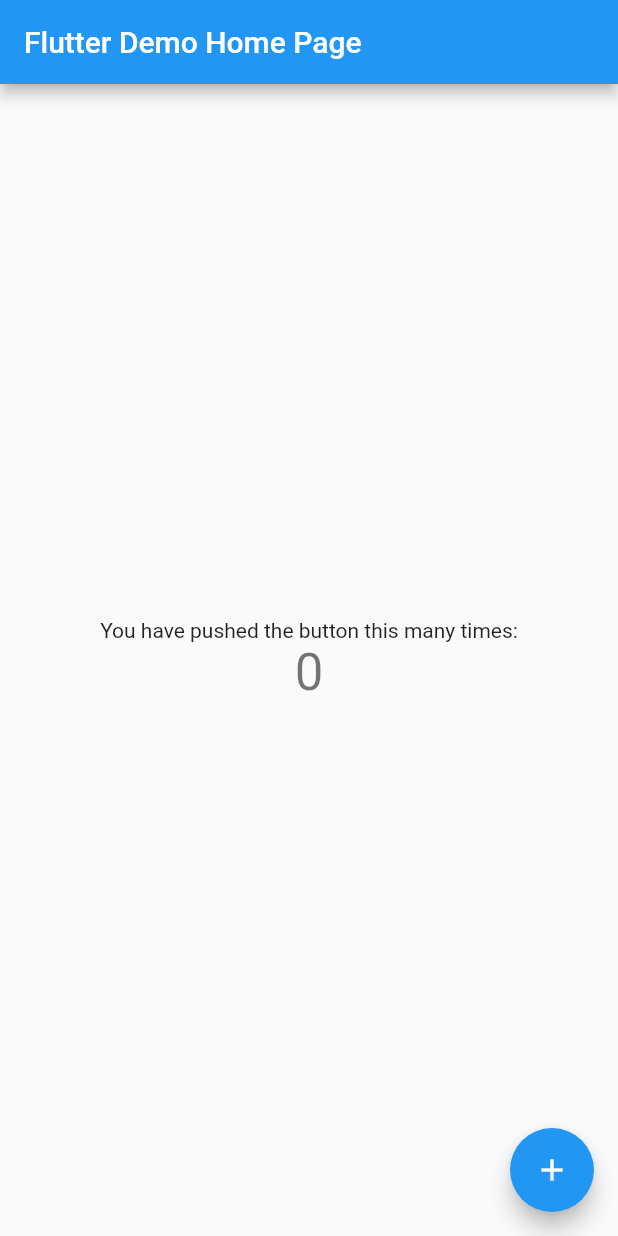
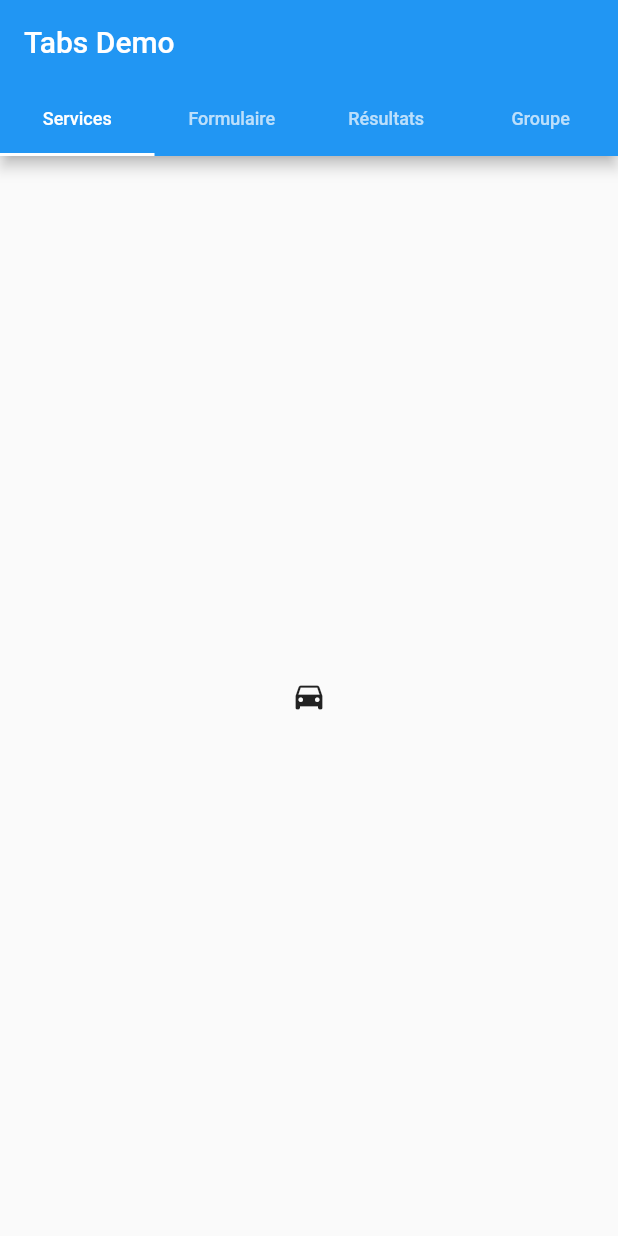
Before and after one commit to stardread/Projet_Flutter, a Flutter app: the screen it shows after launch, on a phone screen of 412 x 824 dp. Run offline on Flutter 3.47's test engine with Material 2 defaults, Android fonts, the light colour scheme and no system bars; drawn by our look-alikes of auto_size_text.

Commit message:
Ajout des tabs

```diff
--- a/lib/main.dart
+++ b/lib/main.dart
@@ -1,3 +1,4 @@
+import 'package:auto_size_text/auto_size_text.dart';
 import 'package:flutter/material.dart';
 
 void main() => runApp(MyApp());
@@ -12,56 +13,44 @@
 
         primarySwatch: Colors.blue,
       ),
-      home: MyHomePage(title: 'Flutter Demo Home Page'),
+      home: MyHomePage(),
     );
   }
 }
 
-class MyHomePage extends StatefulWidget {
-  MyHomePage({Key key, this.title}) : super(key: key);
-
-  final String title;
-
-  @override
-  _MyHomePageState createState() => _MyHomePageState();
-}
-
-class _MyHomePageState extends State<MyHomePage> {
-  int _counter = 0;
-
-  void _incrementCounter() {
-    setState(() {
-      _counter++;
-    });
-  }
-
+class MyHomePage extends StatelessWidget {
   @override
   Widget build(BuildContext context) {
-    return Scaffold(
-      appBar: AppBar(
-        title: Text(widget.title),
-      ),
-      body: Center(
+    return MaterialApp(
+      home: DefaultTabController(
+        length: 4,
+        child: Scaffold(
+          appBar: AppBar(
+            bottom: TabBar(
+              tabs: [
+                /*
+                Tab(icon: Icon(Icons.directions_car)),
+                Tab(icon: Icon(Icons.directions_transit)),
+                Tab(icon: Icon(Icons.directions_bike)),
+                */
+                Tab(child: AutoSizeText("Services", style : TextStyle(fontSize: 10.0), maxLines: 1)),
+                Tab(child: AutoSizeText("Formulaire", style : TextStyle(fontSize: 10.0), maxLines: 1)),
+                Tab(child: AutoSizeText("Résultats", style : TextStyle(fontSize: 10.0), maxLines: 1)),
+                Tab(child: AutoSizeText("Groupe", style : TextStyle(fontSize: 10.0), maxLines: 1)),
+              ],
+            ),
+            title: Text('Tabs Demo'),
+          ),
+          body: TabBarView(
+            children: [
+              Icon(Icons.directions_car),
+              Icon(Icons.directions_transit),
+              Icon(Icons.directions_bike),
 
-        child: Column(
-
-          mainAxisAlignment: MainAxisAlignment.center,
-          children: <Widget>[
-            Text(
-              'You have pushed the button this many times:',
-            ),
-            Text(
-              '$_counter',
-              style: Theme.of(context).textTheme.display1,
-            ),
-          ],
+            ],
+          ),
         ),
       ),
-      floatingActionButton: FloatingActionButton(
-        onPressed: _incrementCounter,
-        tooltip: 'Increment',
-        child: Icon(Icons.add),
-      ), // This trailing comma makes auto-formatting nicer for build methods.
     );
   }
 }
--- a/pubspec.yaml
+++ b/pubspec.yaml
@@ -15,7 +15,7 @@
 dependencies:
   flutter:
     sdk: flutter
-
+  auto_size_text: ^1.0.0
   # The following adds the Cupertino Icons font to your application.
   # Use with the CupertinoIcons class for iOS style icons.
   cupertino_icons: ^0.1.2
```
